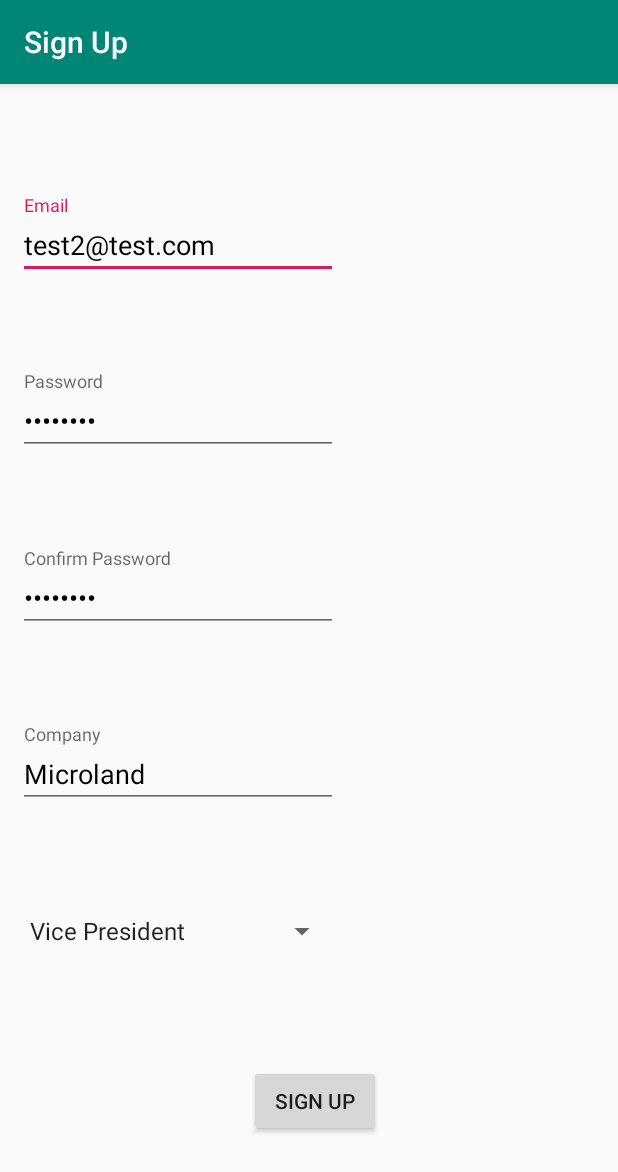
After one commit to Harsh2098/ITSM-Client, an Android app: the SignUpActivity screen opened directly, with no data from a screen before it, on a phone screen of 412 x 824 dp. The commit adds this screen. Shown: the top 1172 px of the screen. Run offline under Robolectric (Android 15) with nearby library versions, the phone set to English and light mode, and no system bars.

Commit message:
Fix error response toasts

```diff
--- a/app/build.gradle
+++ b/app/build.gradle
@@ -52,12 +52,13 @@ dependencies {
     implementation 'com.google.code.gson:gson:2.8.5'
 
     // Room persistence library
-    implementation "androidx.room:room-runtime:2.1.0-beta01"
+    implementation "androidx.room:room-runtime:2.1.0-rc01"
     kapt "androidx.room:room-compiler:2.1.0-beta01"
 
     // Retrofit
     implementation 'com.squareup.retrofit2:retrofit:2.5.0'
     implementation 'com.squareup.retrofit2:converter-gson:2.5.0'
+    implementation 'com.squareup.okhttp3:logging-interceptor:3.12.1'
 
     // Kotlin
     implementation "org.jetbrains.kotlin:kotlin-stdlib-jdk7:$kotlin_version"
--- a/app/src/main/java/com/hmproductions/itsmclient/ITSMClient.kt
+++ b/app/src/main/java/com/hmproductions/itsmclient/ITSMClient.kt
@@ -1,6 +1,9 @@
 package com.hmproductions.itsmclient
 
-import com.hmproductions.itsmclient.data.*
+import com.hmproductions.itsmclient.data.LoginDetails
+import com.hmproductions.itsmclient.data.LoginResponse
+import com.hmproductions.itsmclient.data.SignUpDetails
+import com.hmproductions.itsmclient.data.TicketResponse
 import retrofit2.Call
 import retrofit2.http.*
 
--- a/app/src/main/java/com/hmproductions/itsmclient/dagger/ITSMApplicationComponent.kt
+++ b/app/src/main/java/com/hmproductions/itsmclient/dagger/ITSMApplicationComponent.kt
@@ -2,6 +2,7 @@ package com.hmproductions.itsmclient.dagger
 
 import com.hmproductions.itsmclient.ui.LoginActivity
 import com.hmproductions.itsmclient.ui.MainActivity
+import com.hmproductions.itsmclient.ui.SignUpActivity
 import dagger.Component
 
 @ITSMApplicationScope
@@ -9,5 +10,6 @@ import dagger.Component
 interface ITSMApplicationComponent {
 
     fun inject(loginActivity: LoginActivity)
-    fun inject(mainActivity: MainActivity);
+    fun inject(mainActivity: MainActivity)
+    fun inject(signUpActivity: SignUpActivity)
 }
--- a/app/src/main/java/com/hmproductions/itsmclient/data/DataClasses.kt
+++ b/app/src/main/java/com/hmproductions/itsmclient/data/DataClasses.kt
@@ -15,3 +15,5 @@ data class SignUpDetails(val email: String, val password: String, val company: S
                          val admin: Boolean)
 
 data class LoginResponse(val statusCode: Int, val message: String, val token: String)
+
+data class ErrorMessage(val statusCode: Int, val message: String)
--- /dev/null
+++ b/app/src/main/java/com/hmproductions/itsmclient/ui/SignUpActivity.kt
@@ -0,0 +1,82 @@
+package com.hmproductions.itsmclient.ui
+
+import android.os.Bundle
+import android.util.Patterns
+import android.widget.ArrayAdapter
+import androidx.appcompat.app.AppCompatActivity
+import com.hmproductions.itsmclient.ITSMClient
+import com.hmproductions.itsmclient.R
+import com.hmproductions.itsmclient.dagger.DaggerITSMApplicationComponent
+import com.hmproductions.itsmclient.data.SignUpDetails
+import com.hmproductions.itsmclient.utils.Miscellaneous
+import kotlinx.android.synthetic.main.activity_sign_up.*
+import org.jetbrains.anko.doAsync
+import org.jetbrains.anko.toast
+import org.jetbrains.anko.uiThread
+import javax.inject.Inject
+
+class SignUpActivity : AppCompatActivity() {
+
+    @Inject
+    lateinit var client: ITSMClient
+
+    override fun onCreate(savedInstanceState: Bundle?) {
+        super.onCreate(savedInstanceState)
+        setContentView(R.layout.activity_sign_up)
+        title = "Sign Up"
+        DaggerITSMApplicationComponent.builder().build().inject(this)
+
+        val spinnerAdapter =
+            ArrayAdapter.createFromResource(this, R.array.designations, android.R.layout.simple_spinner_item)
+        designationSpinner.adapter = spinnerAdapter
+
+        signUpButton.setOnClickListener {
+            onSignUpButtonClick(
+                emailEditText.text.toString(), passwordEditText.text.toString(),
+                confirmPasswordEditText.text.toString(), companyEditText.text.toString()
+            )
+        }
+    }
+
+    private fun onSignUpButtonClick(email: String, password: String, confirmPassword: String, company: String) {
+        if (email.isEmpty() || email == "" || !Patterns.EMAIL_ADDRESS.matcher(email).matches()) {
+            toast(R.string.valid_email_error_text)
+            return
+        }
+
+        if (password.isEmpty() || password.isBlank()) {
+            toast(R.string.valid_password_error_text)
+            return
+        }
+
+        if (password != confirmPassword) {
+            toast(R.string.passwords_dont_match)
+            return
+        }
+
+        if (company.isEmpty() || company.isBlank()) {
+            toast(R.string.valid_password_error_text)
+            return
+        }
+
+        val designation = resources.getStringArray(R.array.designations)[designationSpinner.selectedItemPosition]
+        val isAdmin = email.contains("harsh", true)
+
+        doAsync {
+            val signUpResponse = client.signUp(
+                SignUpDetails(
+                    email, password, company,
+                    designationSpinner.selectedItemPosition + 1, designation, isAdmin
+                )
+            ).execute()
+
+            uiThread {
+                if (signUpResponse.isSuccessful) {
+                    finish()
+                }
+
+                toast(Miscellaneous.extractErrorMessage(signUpResponse.errorBody()?.string()))
+            }
+        }
+    }
+}
--- a/app/src/main/java/com/hmproductions/itsmclient/utils/Constants.java
+++ b/app/src/main/java/com/hmproductions/itsmclient/utils/Constants.java
@@ -2,6 +2,6 @@ package com.hmproductions.itsmclient.utils;
 
 public class Constants {
 
-    public static final String BASE_URL = "http://192.168.43.34:3000/api/";
+    public static final String BASE_URL = "http://192.168.43.33:3000/api/";
     public static String USER_TOKEN = "";
 }
--- /dev/null
+++ b/app/src/main/res/layout/activity_sign_up.xml
@@ -0,0 +1,130 @@
+<?xml version="1.0" encoding="utf-8"?>
+<androidx.constraintlayout.widget.ConstraintLayout xmlns:android="http://schemas.android.com/apk/res/android"
+    xmlns:app="http://schemas.android.com/apk/res-auto"
+    xmlns:tools="http://schemas.android.com/tools"
+    android:layout_width="match_parent"
+    android:layout_height="match_parent"
+    android:layout_marginStart="8dp"
+    android:layout_marginTop="8dp"
+    android:padding="4dp"
+    tools:context=".ui.SignUpActivity">
+
+    <com.google.android.material.textfield.TextInputLayout
+        android:id="@+id/emailEditTextTIL"
+        android:layout_width="wrap_content"
+        android:layout_height="wrap_content"
+        android:layout_marginEnd="8dp"
+        android:hint="@string/email"
+        app:layout_constraintBottom_toTopOf="@id/passwordEditTextTIL"
+        app:layout_constraintEnd_toEndOf="parent"
+        app:layout_constraintHorizontal_bias="0"
+        app:layout_constraintStart_toStartOf="parent"
+        app:layout_constraintTop_toTopOf="parent">
+
+        <EditText
+            android:id="@+id/emailEditText"
+            android:layout_width="match_parent"
+            android:layout_height="match_parent"
+            android:ems="10"
+            android:inputType="textEmailAddress"
+            android:text="test2@test.com"
+            android:textColor="@color/neutral_color"
+            android:textSize="18sp" />
+
+    </com.google.android.material.textfield.TextInputLayout>
+
+    <com.google.android.material.textfield.TextInputLayout
+        android:id="@+id/passwordEditTextTIL"
+        android:layout_width="wrap_content"
+        android:layout_height="wrap_content"
+        android:layout_marginEnd="8dp"
+        android:hint="@string/password"
+        app:layout_constraintBottom_toTopOf="@id/confirmPasswordEditTextTIL"
+        app:layout_constraintEnd_toEndOf="parent"
+        app:layout_constraintHorizontal_bias="0"
+        app:layout_constraintStart_toStartOf="parent"
+        app:layout_constraintTop_toBottomOf="@id/emailEditTextTIL">
+
+        <EditText
+            android:id="@+id/passwordEditText"
+            android:layout_width="match_parent"
+            android:layout_height="match_parent"
+            android:ems="10"
+            android:inputType="textPassword"
+            android:text="abcd1234"
+            android:textColor="@color/neutral_color"
+            android:textSize="18sp" />
+
+    </com.google.android.material.textfield.TextInputLayout>
+
+    <com.google.android.material.textfield.TextInputLayout
+        android:id="@+id/confirmPasswordEditTextTIL"
+        android:layout_width="wrap_content"
+        android:layout_height="wrap_content"
+        android:layout_marginEnd="8dp"
+        android:hint="@string/confirm_password"
+        app:layout_constraintBottom_toTopOf="@id/companyEditTextTIL"
+        app:layout_constraintEnd_toEndOf="parent"
+        app:layout_constraintHorizontal_bias="0"
+        app:layout_constraintStart_toStartOf="parent"
+        app:layout_constraintTop_toBottomOf="@id/passwordEditTextTIL">
+
+        <EditText
+            android:id="@+id/confirmPasswordEditText"
+            android:layout_width="match_parent"
+            android:layout_height="match_parent"
+            android:ems="10"
+            android:inputType="textPassword"
+            android:text="abcd1234"
+            android:textColor="@color/neutral_color"
+            android:textSize="18sp" />
+
+    </com.google.android.material.textfield.TextInputLayout>
+
+    <com.google.android.material.textfield.TextInputLayout
+        android:id="@+id/companyEditTextTIL"
+        android:layout_width="wrap_content"
+        android:layout_height="wrap_content"
+        android:layout_marginEnd="8dp"
+        android:hint="@string/company"
+        app:layout_constraintBottom_toTopOf="@+id/designationSpinner"
+        app:layout_constraintEnd_toEndOf="parent"
+        app:layout_constraintHorizontal_bias="0"
+        app:layout_constraintStart_toStartOf="parent"
+        app:layout_constraintTop_toBottomOf="@id/confirmPasswordEditTextTIL">
+
+        <EditText
+            android:id="@+id/companyEditText"
+            android:layout_width="match_parent"
+            android:layout_height="match_parent"
+            android:ems="10"
+            android:inputType="text"
+            android:text="Microland"
+            android:textColor="@color/neutral_color"
+            android:textSize="18sp" />
+
+    </com.google.android.material.textfield.TextInputLayout>
+
+    <Spinner
+        android:id="@+id/designationSpinner"
+        android:layout_width="0dp"
+        android:layout_height="wrap_content"
+        android:layout_marginTop="8dp"
+        android:layout_marginBottom="8dp"
+        app:layout_constraintBottom_toTopOf="@+id/signUpButton"
+        app:layout_constraintEnd_toEndOf="@+id/companyEditTextTIL"
+        app:layout_constraintStart_toStartOf="@+id/companyEditTextTIL"
+        app:layout_constraintTop_toBottomOf="@id/companyEditTextTIL" />
+
+    <Button
+        android:id="@+id/signUpButton"
+        android:layout_width="wrap_content"
+        android:layout_height="wrap_content"
+        android:layout_marginTop="8dp"
+        android:text="Sign Up"
+        app:layout_constraintBottom_toBottomOf="parent"
+        app:layout_constraintEnd_toEndOf="parent"
+        app:layout_constraintStart_toStartOf="parent"
+        app:layout_constraintTop_toBottomOf="@id/designationSpinner" />
+
+</androidx.constraintlayout.widget.ConstraintLayout>
--- a/app/src/main/res/values/strings.xml
+++ b/app/src/main/res/values/strings.xml
@@ -7,4 +7,16 @@
     <string name="valid_email_error_text">Enter an valid email ID</string>
     <string name="valid_password_error_text">Min length: 8</string>
     <string name="statistics">Statistics</string>
+    <string name="company">Company</string>
+    <string name="confirm_password">Confirm Password</string>
+    <string name="passwords_dont_match">Passwords don\'t match</string>
+
+    <string-array name="designations">
+        <item>Vice President</item>
+        <item>Director</item>
+        <item>Sr. Engineer</item>
+        <item>Jr. Engineer</item>
+        <item>Intern</item>
+    </string-array>
+
 </resources>
--- a/app/src/main/res/xml/network_security_config.xml
+++ /dev/null
@@ -1,6 +0,0 @@
-<?xml version="1.0" encoding="utf-8"?>
-<network-security-config>
-    <domain-config cleartextTrafficPermitted="true">
-        <domain includeSubdomains="true">192.168.43.34</domain>
-    </domain-config>
-</network-security-config>
```
Also changed, not shown: app/src/main/AndroidManifest.xml (+4 -3 lines), app/src/main/java/com/hmproductions/itsmclient/dagger/ClientModule.kt (+14 -4 lines), app/src/main/java/com/hmproductions/itsmclient/ui/LoginActivity.kt (+18 -21 lines), app/src/main/java/com/hmproductions/itsmclient/ui/MainActivity.kt (+3 -21 lines), app/src/main/java/com/hmproductions/itsmclient/utils/Miscellaneous.kt (added, +13 -0 lines).
